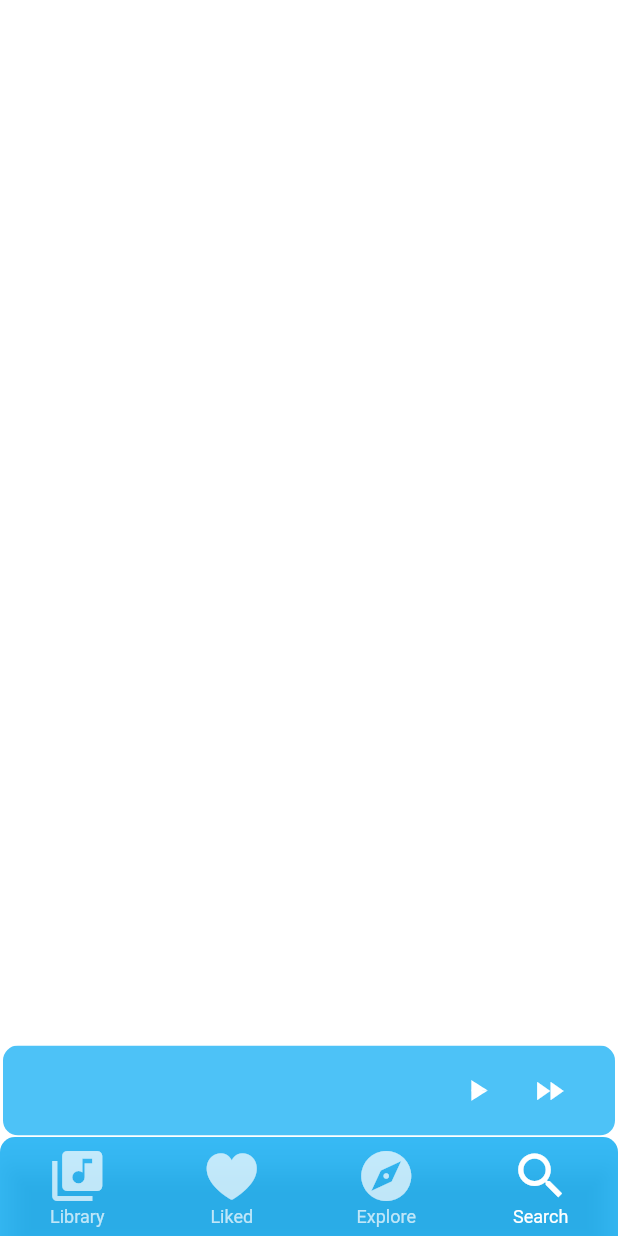
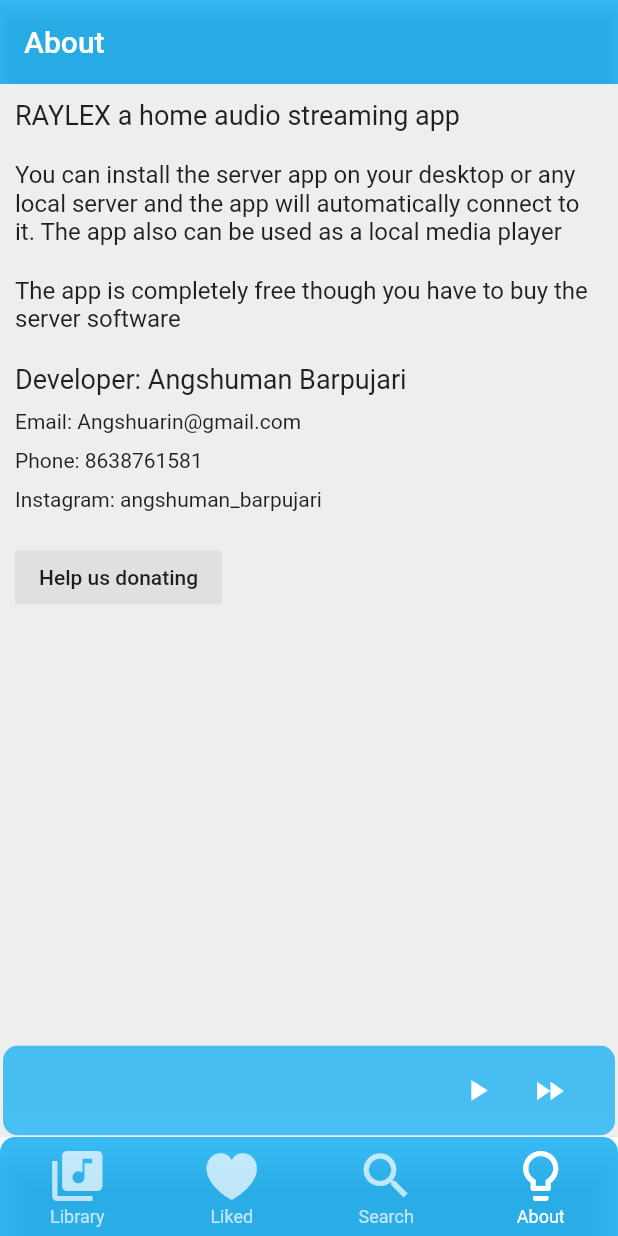
Before and after one commit to raysummee/Raylex, a Flutter app: the screen it shows after launch, item 4 of the bottom bar chosen, on a phone screen of 412 x 824 dp. Run offline on Flutter 3.47's test engine with Material 2 defaults, Android fonts, the light colour scheme and no system bars; our stand-ins replace flutter_icons, sqflite; missing offline and left inert: dart:ffi; accounts and stored records are empty.

Commit message:
added about page

```diff
--- a/lib/logic/playerLogic.dart
+++ b/lib/logic/playerLogic.dart
@@ -79,7 +79,7 @@
   }
 
   void nextSong(List<SongInfo> songinfos, int currentpos, {bool playFromBeg:false}) async{
-    if(currentpos<songinfos.length){
+    if(currentpos<songinfos.length-1){
       playMusic(songinfos.elementAt(++currentpos).uri);
       print("nextsong ${++currentpos}");
     }else{
--- a/lib/ux/components/appBars/libraryAppBar.dart
+++ b/lib/ux/components/appBars/libraryAppBar.dart
@@ -5,12 +5,13 @@
 
 
 class LibraryAppBar extends StatelessWidget implements PreferredSizeWidget{
-
+  final String title;
+  LibraryAppBar({this.title:"Library"});
   @override
   Widget build(BuildContext context) {
     return   AppBar(
           backgroundColor: Colors.lightBlue.withAlpha(200),
-          title: Text("Library")
+          title: Text(title)
     );
   }
 
--- a/lib/ux/components/loader/futureSongList.dart
+++ b/lib/ux/components/loader/futureSongList.dart
@@ -18,7 +18,6 @@
       builder: (context, snap){
         if(snap.data!=null){
           List<SongInfo> list = snap.data;
-          appstate.songinfos = list;
           return  list.isNotEmpty?SongList(list):Center(
             child: Text("No songs found"),
           );
--- /dev/null
+++ b/lib/ux/pages/AboutPage.dart
@@ -0,0 +1,90 @@
+import 'package:Raylex/ux/components/appBars/libraryAppBar.dart';
+import 'package:flutter/material.dart';
+
+class AboutPage extends StatelessWidget {
+  @override
+  Widget build(BuildContext context) {
+    return Scaffold(
+      backgroundColor: Colors.grey[200],
+      body: Column(
+        mainAxisSize: MainAxisSize.max,
+        children: <Widget>[
+          LibraryAppBar(title: "About",),
+          Container(
+            color: Colors.grey[200],
+            width: double.infinity,
+            padding: EdgeInsets.fromLTRB(10, 10, 10, 10),
+            child: Text(
+              "RAYLEX a home audio streaming app ",
+              style: TextStyle(
+                fontSize: 18
+              ),
+            ),
+          ),
+          Container(
+            color: Colors.grey[200],
+            width: double.infinity,
+            padding: EdgeInsets.fromLTRB(10, 10, 10, 10),
+            child: Text(
+              "You can install the server app on your desktop or any local server and the app will automatically connect to it. The app also can be used as a local media player",
+              style: TextStyle(
+                fontSize: 16
+              ),
+            ),
+          ),
+          Container(
+            color: Colors.grey[200],
+            width: double.infinity,
+            padding: EdgeInsets.fromLTRB(10, 10, 10, 10),
+            child: Text(
+              "The app is completely free though you have to buy the server software",
+              style: TextStyle(
+                fontSize: 16
+              ),
+            ),
+          ),
+          Container(
+            color: Colors.grey[200],
+            width: double.infinity,
+            padding: EdgeInsets.fromLTRB(10, 10, 10, 10),
+            child: Text(
+              "Developer: Angshuman Barpujari",
+              style: TextStyle(
+                fontSize: 18
+              ),
+            ),
+          ),
+          Container(
+            color: Colors.grey[200],
+            width: double.infinity,
+            padding: EdgeInsets.fromLTRB(10, 0, 10, 10),
+            child: Text("Email: Angshuarin@gmail.com")
+          ),
+          Container(
+            color: Colors.grey[200],
+            width: double.infinity,
+            padding: EdgeInsets.fromLTRB(10, 0, 10, 10),
+            child: Text("Phone: 8638761581")
+          ),
+          Container(
+            color: Colors.grey[200],
+            width: double.infinity,
+            padding: EdgeInsets.fromLTRB(10, 0, 10, 10),
+            child: Text("Instagram: angshuman_barpujari")
+          ),
+          Container(
+            alignment: Alignment.centerLeft,
+            color: Colors.grey[200],
+            width: double.infinity,
+            padding: EdgeInsets.fromLTRB(10, 10, 10, 10),
+            child: FlatButton(
+              color: Colors.grey[300],
+              onPressed: (){},
+              child: Text("Help us donating")
+            )
+          ),
+        ],
+      ),
+    );
+  }
+}
--- a/lib/ux/pages/likedPage.dart
+++ b/lib/ux/pages/likedPage.dart
@@ -1,4 +1,5 @@
 import 'package:Raylex/ux/components/lists/songList.dart';
+import 'package:Raylex/ux/components/loader/futureLoveSongsList.dart';
 import 'package:flutter/material.dart';
 import 'package:flutter_icons/flutter_icons.dart';
 
@@ -28,8 +29,8 @@
         ),
         body: TabBarView(
           children: [
-            Text('data'),
-            Text("da")
+            FutureLoveSongList(),
+            Center(child: Text("Nothing is here"),)
           ]
         ),
       ),
--- a/lib/ux/pages/navPages.dart
+++ b/lib/ux/pages/navPages.dart
@@ -5,12 +5,13 @@
 import 'package:Raylex/ux/components/appBars/libraryAppBar.dart';
 import 'package:Raylex/ux/components/cards/miniPlayer.dart';
 import 'package:Raylex/ux/pages/allSongsPage.dart';
-import 'package:Raylex/ux/pages/historyPage.dart';
+import 'package:Raylex/ux/pages/AboutPage.dart';
 import 'package:Raylex/ux/pages/libraryPages.dart';
 import 'package:Raylex/ux/pages/likedPage.dart';
 import 'package:Raylex/ux/pages/searchPage.dart';
 import 'package:flutter/cupertino.dart';
 import 'package:flutter/material.dart';
+import 'package:flutter_icons/flutter_icons.dart';
 
 //nav pages
 class NavPages extends StatefulWidget {
@@ -69,8 +70,8 @@
                       children: <Widget>[
                         LibraryPages(),
                         LikedPage(),
-                        HistoryPage(),
-                        SearchPage()
+                        SearchPage(),
+                        AboutPage()
                       ],
                     );
                   }
@@ -133,18 +134,18 @@
                 ),
                 BottomNavigationBarItem(
                   icon: Icon(
-                    Icons.explore,
+                    Icons.search,
                   ),
                   title: Text(
-                    "Explore",
+                    "Search",
                   )
                 ),
                 BottomNavigationBarItem(
                   icon: Icon(
-                    Icons.search,
+                    Icons.lightbulb_outline,
                   ),
                   title: Text(
-                    "Search",
+                    "About",
                   )
                 ),
               ]
```
Also changed, not shown: lib/logic/loveDb.dart (added, +76 -0 lines), lib/logic/models/songInfo.dart (+14 -0 lines), lib/ux/components/appBars/playerAppBar.dart (+9 -1 lines), lib/ux/components/cards/miniPlayer.dart (+5 -3 lines), lib/ux/components/groups/groupPlayerControl.dart (+8 -4 lines), lib/ux/components/lists/songList.dart (+38 -7 lines), lib/ux/components/loader/futureLoveSongsList.dart (added, +30 -0 lines), lib/ux/pages/historyPage.dart (deleted, +0 -10 lines).
